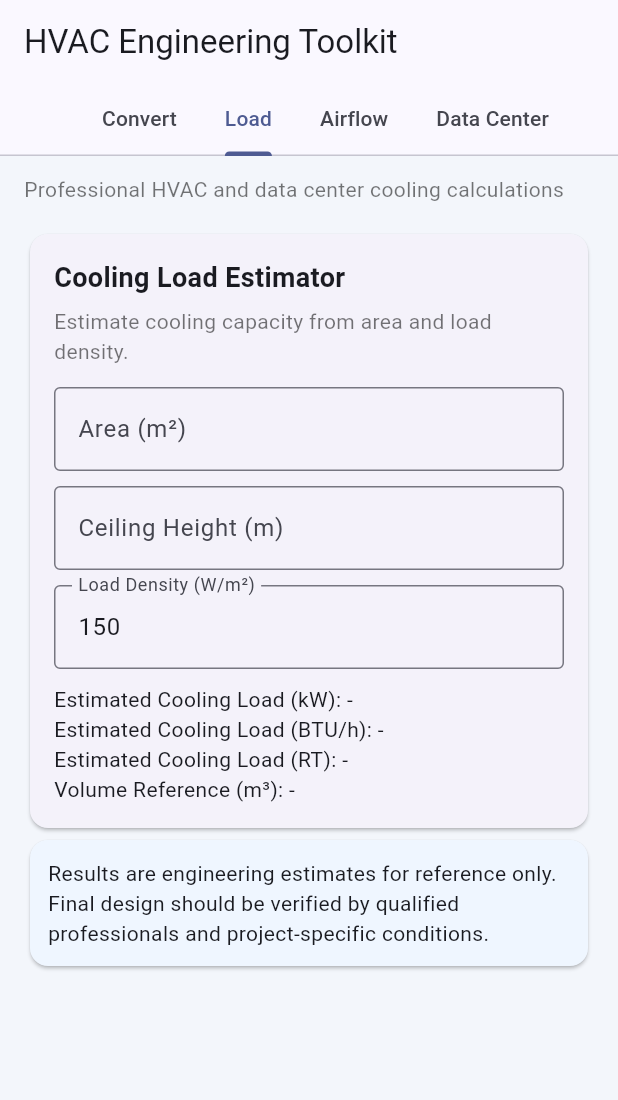
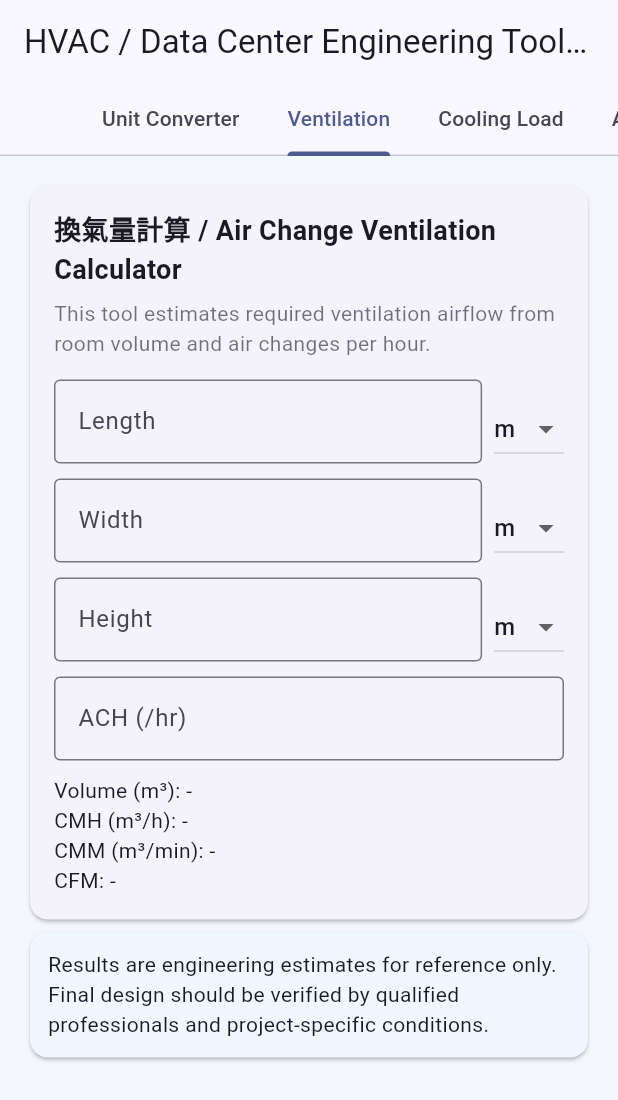
Before and after one commit to wuwu0102/hvac-unit-converter-test, a Flutter app: the screen it shows after launch, tab 2 chosen, on a phone screen of 412 x 824 dp. Shown: the top 1100 px of the screen. Run offline on Flutter 3.47's test engine with Material 3 defaults, Android fonts, the phone set to English and light mode, and no system bars.

Commit message:
Add ventilation and data center room engineering calculators for HVAC toolkit

```diff
--- a/lib/main.dart
+++ b/lib/main.dart
@@ -1,4 +1,7 @@
+import 'dart:math' as math;
+
 import 'package:flutter/material.dart';
+
 import 'core/unit_conversion.dart';
 
 void main() {
@@ -28,33 +31,29 @@ class ToolkitHomePage extends StatelessWidget {
 
   @override
   Widget build(BuildContext context) {
+    final tabs = const [
+      Tab(text: 'Unit Converter'),
+      Tab(text: 'Ventilation'),
+      Tab(text: 'Cooling Load'),
+      Tab(text: 'Airflow'),
+      Tab(text: 'Data Center Room'),
+      Tab(text: 'Power Estimate'),
+    ];
     return DefaultTabController(
-      length: 4,
+      length: tabs.length,
       child: Scaffold(
         appBar: AppBar(
-          title: const Text('HVAC Engineering Toolkit'),
-          bottom: const TabBar(
-            isScrollable: true,
-            tabs: [Tab(text: 'Convert'), Tab(text: 'Load'), Tab(text: 'Airflow'), Tab(text: 'Data Center')],
-          ),
+          title: const Text('HVAC / Data Center Engineering Toolkit'),
+          bottom: TabBar(isScrollable: true, tabs: tabs),
         ),
-        body: Column(
-          children: const [
-            Padding(
-              padding: EdgeInsets.fromLTRB(16, 12, 16, 0),
-              child: Align(
-                alignment: Alignment.centerLeft,
-                child: Text(
-                  'Professional HVAC and data center cooling calculations',
-                  style: TextStyle(fontSize: 14, color: Colors.black54),
-                ),
-              ),
-            ),
-            Expanded(
-              child: TabBarView(
-                children: [ConvertTab(), LoadTab(), AirflowTab(), DataCenterTab()],
-              ),
-            ),
+        body: const TabBarView(
+          children: [
+            ConvertTab(),
+            VentilationTab(),
+            LoadTab(),
+            AirflowTab(),
+            DataCenterRoomTab(),
+            PowerEstimateTab(),
           ],
         ),
       ),
@@ -62,133 +61,83 @@ class ToolkitHomePage extends StatelessWidget {
   }
 }
 
-class ConvertTab extends StatefulWidget { const ConvertTab({super.key}); @override State<ConvertTab> createState()=>_ConvertTabState(); }
-class _ConvertTabState extends State<ConvertTab> {
-  final v1 = TextEditingController();
-  final v2 = TextEditingController();
-  final v3 = TextEditingController();
-  final v4 = TextEditingController();
-  @override void initState(){super.initState(); for(final c in [v1,v2,v3,v4]){c.addListener(()=>setState((){}));}}
-  @override void dispose(){for(final c in [v1,v2,v3,v4]){c.dispose();}super.dispose();}
-  double? _num(TextEditingController c)=>double.tryParse(c.text.trim());
-  String f(double? v)=>v==null?'-':v.toStringAsFixed(2);
-  @override
-  Widget build(BuildContext context) {
-    final kw = _num(v1);
-    final kw2 = _num(v2);
-    final cfm = _num(v3);
-    final c = _num(v4);
-    return ListView(
-      padding: const EdgeInsets.all(16),
-      children: [
-        _card('HVAC Unit Converter', 'Core engineering conversions for thermal and airflow sizing.', [
-          _field('kW', v1), Text('BTU/h: ${f(kw==null?null:kw*3412.142)}'),
-          const SizedBox(height: 8),
-          _field('kW', v2), Text('RT: ${f(kw2==null?null:UnitConversion.kwToRt(kw2))}'),
-          const SizedBox(height: 8),
-          _field('CFM', v3), Text('m³/h: ${f(cfm==null?null:UnitConversion.cfmToCmh(cfm))}'),
-          const SizedBox(height: 8),
-          _field('°C', v4), Text('°F: ${f(c==null?null:(c*9/5)+32)}'),
-        ]),
-        _disclaimer(),
-      ],
-    );
-  }
-}
+class ConvertTab extends StatelessWidget { const ConvertTab({super.key}); @override Widget build(BuildContext context)=>ListView(padding:const EdgeInsets.all(16),children:[_card('Unit Converter','Core engineering conversions for thermal and airflow sizing.',[const Text('Use existing HVAC unit conversion tools in this section.')]),_disclaimer()]); }
+class LoadTab extends StatelessWidget { const LoadTab({super.key}); @override Widget build(BuildContext context)=>ListView(padding:const EdgeInsets.all(16),children:[_card('Cooling Load','Area and density based cooling load estimate.',[const Text('Use Cooling Load Estimator for quick HVAC sizing.')]),_disclaimer()]); }
+class AirflowTab extends StatelessWidget { const AirflowTab({super.key}); @override Widget build(BuildContext context)=>ListView(padding:const EdgeInsets.all(16),children:[_card('Airflow','Translate cooling load to airflow requirements.',[const Text('Use Airflow calculator from load and ΔT.')]),_disclaimer()]); }
+class PowerEstimateTab extends StatelessWidget { const PowerEstimateTab({super.key}); @override Widget build(BuildContext context)=>ListView(padding:const EdgeInsets.all(16),children:[_card('Power Estimate','Power estimate is integrated with Data Center Room results.',[const Text('See detailed power and 380V three-phase current in Data Center Room tab.')]),_disclaimer()]); }
 
-class LoadTab extends StatefulWidget { const LoadTab({super.key}); @override State<LoadTab> createState()=>_LoadTabState(); }
-class _LoadTabState extends State<LoadTab>{
-  final area=TextEditingController();
-  final height=TextEditingController();
-  final density=TextEditingController(text:'150');
-  @override void initState(){super.initState(); for(final c in [area,height,density]){c.addListener(()=>setState((){}));}}
-  @override void dispose(){for(final c in [area,height,density]){c.dispose();}super.dispose();}
+class VentilationTab extends StatefulWidget { const VentilationTab({super.key}); @override State<VentilationTab> createState()=>_VentilationTabState(); }
+class _VentilationTabState extends State<VentilationTab> {
+  final l=TextEditingController(), w=TextEditingController(), h=TextEditingController(), ach=TextEditingController();
+  String lu='m', wu='m', hu='m';
+  @override void initState(){super.initState(); for(final c in [l,w,h,ach]){c.addListener(()=>setState((){}));}}
+  @override void dispose(){for(final c in [l,w,h,ach]){c.dispose();}super.dispose();}
   double? n(TextEditingController c)=>double.tryParse(c.text.trim());
+  double? toM(double? v,String u)=>v==null?null:(u=='cm'?v/100:v);
   String f(double? v)=>v==null?'-':v.toStringAsFixed(2);
   @override Widget build(BuildContext context){
-    final a=n(area), d=n(density), h=n(height);
-    final kw=(a!=null&&d!=null&&a>0&&d>0)?a*d/1000:null;
+    final lm=toM(n(l),lu), wm=toM(n(w),wu), hm=toM(n(h),hu), a=n(ach);
+    final vol=(lm!=null&&wm!=null&&hm!=null)?lm*wm*hm:null;
+    final cmh=(vol!=null&&a!=null)?vol*a:null;
+    final cmm=cmh==null?null:cmh/60;
+    final cfm=cmh==null?null:cmh/1.699;
     return ListView(padding:const EdgeInsets.all(16),children:[
-      _card('Cooling Load Estimator','Estimate cooling capacity from area and load density.',[
-        _field('Area (m²)',area),
-        _field('Ceiling Height (m)',height),
-        _field('Load Density (W/m²)',density),
-        Text('Estimated Cooling Load (kW): ${f(kw)}'),
-        Text('Estimated Cooling Load (BTU/h): ${f(kw==null?null:kw*3412.142)}'),
-        Text('Estimated Cooling Load (RT): ${f(kw==null?null:kw/3.5168525)}'),
-        Text('Volume Reference (m³): ${f((a!=null&&h!=null)?a*h:null)}'),
-      ]),
-      _disclaimer(),
+      _card('換氣量計算 / Air Change Ventilation Calculator','This tool estimates required ventilation airflow from room volume and air changes per hour.',[
+        Row(children:[Expanded(child:_field('Length',l)),const SizedBox(width:8),_unitSel(lu,(v)=>setState(()=>lu=v))]),
+        Row(children:[Expanded(child:_field('Width',w)),const SizedBox(width:8),_unitSel(wu,(v)=>setState(()=>wu=v))]),
+        Row(children:[Expanded(child:_field('Height',h)),const SizedBox(width:8),_unitSel(hu,(v)=>setState(()=>hu=v))]),
+        _field('ACH (/hr)',ach),
+        Text('Volume (m³): ${f(vol)}'), Text('CMH (m³/h): ${f(cmh)}'), Text('CMM (m³/min): ${f(cmm)}'), Text('CFM: ${f(cfm)}'),
+      ]),_disclaimer()
     ]);
   }
 }
 
-class AirflowTab extends StatefulWidget { const AirflowTab({super.key}); @override State<AirflowTab> createState()=>_AirflowTabState(); }
-class _AirflowTabState extends State<AirflowTab>{
-  final kw=TextEditingController(); final dt=TextEditingController(text:'10');
-  @override void initState(){super.initState(); for(final c in [kw,dt]){c.addListener(()=>setState((){}));}}
-  @override void dispose(){for(final c in [kw,dt]){c.dispose();}super.dispose();}
-  double? n(TextEditingController c)=>double.tryParse(c.text.trim());
-  String f(double? v)=>v==null?'-':v.toStringAsFixed(2);
+class DataCenterRoomTab extends StatefulWidget { const DataCenterRoomTab({super.key}); @override State<DataCenterRoomTab> createState()=>_DataCenterRoomTabState(); }
+class _DataCenterRoomTabState extends State<DataCenterRoomTab>{
+  final rows=TextEditingController(), racksPer=TextEditingController(), kwRack=TextEditingController(), rl=TextEditingController(), rw=TextEditingController(), rh=TextEditingController(), people=TextEditingController(text:'5'), ups=TextEditingController(text:'0.09'), dist=TextEditingController(text:'0.03'), light=TextEditingController(text:'21.53'), other=TextEditingController(text:'0.14'), volt=TextEditingController(text:'380'), pf=TextEditingController(text:'0.95');
+  String lu='m', wu='m', hu='m';
+  @override void initState(){super.initState(); for(final c in [rows,racksPer,kwRack,rl,rw,rh,people,ups,dist,light,other,volt,pf]){c.addListener(()=>setState((){}));}}
+  @override void dispose(){for(final c in [rows,racksPer,kwRack,rl,rw,rh,people,ups,dist,light,other,volt,pf]){c.dispose();}super.dispose();}
+  double? n(TextEditingController c)=>double.tryParse(c.text.trim()); double? m(double? v,String u)=>v==null?null:(u=='cm'?v/100:v); String f(double? v)=>v==null?'-':v.toStringAsFixed(2);
   @override Widget build(BuildContext context){
-    final l=n(kw), t=n(dt);
-    final m3s=(l!=null&&t!=null&&t>0)?l/(1.2*1.006*t):null;
-    final m3h=m3s==null?null:m3s*3600;
-    final cfm=m3h==null?null:m3h/1.699;
-    return ListView(padding:const EdgeInsets.all(16),children:[
-      _card('Airflow Calculator','Translate cooling load to required supply airflow.',[
-        _field('Cooling Load (kW)',kw),_field('Temperature Difference ΔT (°C)',dt),
-        Text('Required Airflow (CFM): ${f(cfm)}'),
-        Text('Required Airflow (m³/h): ${f(m3h)}'),
-      ]),
-      _disclaimer(),
-    ]);
+    final r=n(rows), rp=n(racksPer), k=n(kwRack), l=m(n(rl),lu), w=m(n(rw),wu), h=m(n(rh),hu), p=n(people)??5, uf=n(ups)??.09, df=n(dist)??.03, ld=n(light)??21.53, or=n(other)??.14, v=n(volt)??380, pff=n(pf)??.95;
+    final totalR=(r!=null&&rp!=null)?r*rp:null, area=(l!=null&&w!=null)?l*w:null, vol=(area!=null&&h!=null)?area*h:null;
+    final it=(totalR!=null&&k!=null)?totalR*k:null, upsH=it==null?null:it*uf, distH=it==null?null:it*df, lightH=area==null?null:area*ld/1000, peopleH=p*0.1;
+    final totalH=(it??0)+(upsH??0)+(distH??0)+(lightH??0)+peopleH;
+    double rt(double kw)=>kw/3.5168525, btu(double kw)=>kw*3412.142;
+    double cur(double kw)=>kw*1000/(math.sqrt(3)*v*pff);
+    final hvac=totalH*0.4, otherP=(it??0)*or, totalP=(it??0)+hvac+otherP;
+    return ListView(padding:const EdgeInsets.all(16),children:[_card('機房負載概算 / Data Center Room Estimator','Rack load, heat dissipation, power consumption, and 380V three-phase current estimation.',[
+      _field('Rows',rows),_field('Racks per Row',racksPer),_field('kW per Rack',kwRack),
+      Row(children:[Expanded(child:_field('Room Length',rl)),const SizedBox(width:8),_unitSel(lu,(x)=>setState(()=>lu=x))]),
+      Row(children:[Expanded(child:_field('Room Width',rw)),const SizedBox(width:8),_unitSel(wu,(x)=>setState(()=>wu=x))]),
+      Row(children:[Expanded(child:_field('Room Height',rh)),const SizedBox(width:8),_unitSel(hu,(x)=>setState(()=>hu=x))]),
+      _field('People',people),_field('UPS Factor',ups),_field('Distribution Factor',dist),_field('Lighting Density (W/m²)',light),_field('Other Power Ratio',other),_field('Voltage',volt),_field('PF',pf),
+      Text('Space: Rows ${f(r)}, Racks/Row ${f(rp)}, Total Racks ${f(totalR)}, kW/Rack ${f(k)}'),
+      Text('L/W/H (m): ${f(l)} / ${f(w)} / ${f(h)} | Area m²: ${f(area)} | 坪: ${f(area==null?null:area/3.305785)} | Volume m³: ${f(vol)}'),
+      const Divider(),
+      Text('Heat (kW / RT / BTU/h)'),
+      Text('IT: ${f(it)} / ${f(it==null?null:rt(it))} / ${f(it==null?null:btu(it))}'),
+      Text('UPS: ${f(upsH)} / ${f(upsH==null?null:rt(upsH))} / ${f(upsH==null?null:btu(upsH))}'),
+      Text('Distribution: ${f(distH)} / ${f(distH==null?null:rt(distH))} / ${f(distH==null?null:btu(distH))}'),
+      Text('Lighting: ${f(lightH)} / ${f(lightH==null?null:rt(lightH))} / ${f(lightH==null?null:btu(lightH))}'),
+      Text('People: ${f(peopleH)} / ${f(rt(peopleH))} / ${f(btu(peopleH))}'),
+      Text('Total: ${f(totalH)} / ${f(rt(totalH))} / ${f(btu(totalH))}'),
+      const Divider(),
+      Text('Power & Current (kW / A)'),
+      Text('UPS: ${f(it)} / ${f(cur(it??0))}'),
+      Text('HVAC: ${f(hvac)} / ${f(cur(hvac))}'),
+      Text('Other: ${f(otherP)} / ${f(cur(otherP))}'),
+      Text('Total: ${f(totalP)} / ${f(cur(totalP))}'),
+      Text('Based on ${f(v)}V three-phase power, PF ${f(pff)}'),
+      const SizedBox(height:8),
+      LinearProgressIndicator(value: totalH==0?0:(it??0)/totalH),const SizedBox(height:4),Text('IT / UPS / Distribution / Lighting / People ratio shown as simplified bar.'),
+    ]),_disclaimer()]);
   }
 }
 
-class DataCenterTab extends StatefulWidget { const DataCenterTab({super.key}); @override State<DataCenterTab> createState()=>_DataCenterTabState(); }
-class _DataCenterTabState extends State<DataCenterTab>{
-  final racks=TextEditingController(); final power=TextEditingController(); final redundancy=TextEditingController(text:'1.2');
-  @override void initState(){super.initState(); for(final c in [racks,power,redundancy]){c.addListener(()=>setState((){}));}}
-  @override void dispose(){for(final c in [racks,power,redundancy]){c.dispose();}super.dispose();}
-  double? n(TextEditingController c)=>double.tryParse(c.text.trim());
-  String f(double? v)=>v==null?'-':v.toStringAsFixed(2);
-  @override Widget build(BuildContext context){
-    final r=n(racks), p=n(power), rf=n(redundancy);
-    final it=(r!=null&&p!=null)?r*p:null;
-    final cool=(it!=null&&rf!=null)?it*rf:null;
-    return ListView(padding:const EdgeInsets.all(16),children:[
-      _card('Data Center Quick Check','Rapid capacity check for rack-based cooling planning.',[
-        _field('Rack Count',racks),_field('Power per Rack (kW)',power),_field('Redundancy Factor',redundancy),
-        Text('Total IT Load (kW): ${f(it)}'),
-        Text('Recommended Cooling Capacity (kW): ${f(cool)}'),
-        Text('Recommended Cooling Capacity (RT): ${f(cool==null?null:cool/3.5168525)}'),
-      ]),
-      _disclaimer(),
-    ]);
-  }
-}
-
-Widget _field(String label, TextEditingController controller)=>Padding(
-  padding: const EdgeInsets.only(bottom: 10),
-  child: TextField(controller: controller, keyboardType: const TextInputType.numberWithOptions(decimal: true), decoration: InputDecoration(labelText: label, border: const OutlineInputBorder())),
-);
-
-Widget _card(String title,String desc,List<Widget> children)=>Card(
-  child: Padding(
-    padding: const EdgeInsets.all(16),
-    child: Column(crossAxisAlignment: CrossAxisAlignment.start,children:[
-      Text(title,style: const TextStyle(fontSize: 18,fontWeight: FontWeight.w600)),
-      const SizedBox(height: 6),Text(desc,style: const TextStyle(color: Colors.black54)),
-      const SizedBox(height: 14),...children,
-    ]),
-  ),
-);
-
-Widget _disclaimer()=>const Card(
-  color: Color(0xFFEFF6FF),
-  child: Padding(
-    padding: EdgeInsets.all(12),
-    child: Text('Results are engineering estimates for reference only. Final design should be verified by qualified professionals and project-specific conditions.'),
-  ),
-);
+Widget _unitSel(String v, ValueChanged<String> on)=>DropdownButton<String>(value:v,items:const[DropdownMenuItem(value:'m',child:Text('m')),DropdownMenuItem(value:'cm',child:Text('cm'))],onChanged:(x){if(x!=null)on(x);});
+Widget _field(String label, TextEditingController c)=>Padding(padding:const EdgeInsets.only(bottom:10),child:TextField(controller:c,keyboardType:const TextInputType.numberWithOptions(decimal:true),decoration:InputDecoration(labelText:label,border:const OutlineInputBorder())));
+Widget _card(String t,String d,List<Widget> c)=>Card(child:Padding(padding:const EdgeInsets.all(16),child:Column(crossAxisAlignment:CrossAxisAlignment.start,children:[Text(t,style:const TextStyle(fontSize:18,fontWeight:FontWeight.w600)),const SizedBox(height:6),Text(d,style:const TextStyle(color:Colors.black54)),const SizedBox(height:14),...c])));
+Widget _disclaimer()=>const Card(color:Color(0xFFEFF6FF),child:Padding(padding:EdgeInsets.all(12),child:Text('Results are engineering estimates for reference only. Final design should be verified by qualified professionals and project-specific conditions.')));
```
Also changed, not shown: 4 other files.
